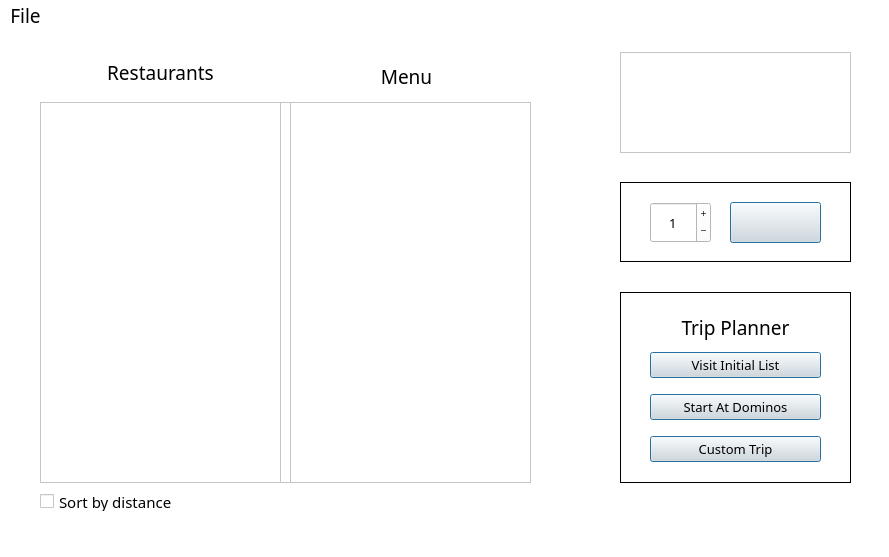
DannyCamacho/SaddlebackEats, file mainwindow.ui: the form before one commit.
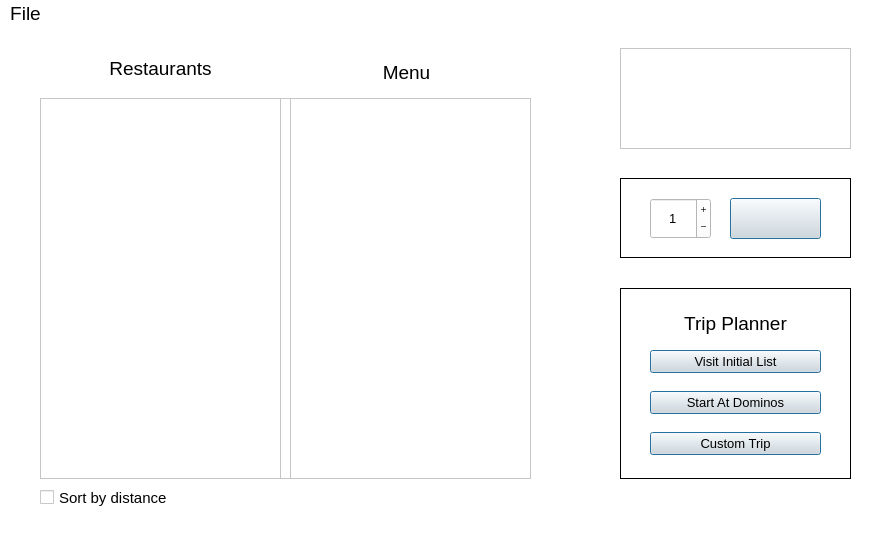
The form after the commit. Icons and pictures are not drawn.

Commit message: addition on window logo

Patch:
```diff
--- a/mainwindow.ui
+++ b/mainwindow.ui
@@ -68,11 +68,11 @@
       </brush>
      </colorrole>
      <colorrole role="PlaceholderText">
-      <brush brushstyle="NoBrush">
-       <color alpha="128">
-        <red>208</red>
-        <green>208</green>
-        <blue>208</blue>
+      <brush brushstyle="SolidPattern">
+       <color alpha="255">
+        <red>0</red>
+        <green>0</green>
+        <blue>0</blue>
        </color>
       </brush>
      </colorrole>
@@ -133,8 +133,8 @@
       </brush>
      </colorrole>
      <colorrole role="PlaceholderText">
-      <brush brushstyle="NoBrush">
-       <color alpha="128">
+      <brush brushstyle="SolidPattern">
+       <color alpha="255">
         <red>0</red>
         <green>0</green>
         <blue>0</blue>
@@ -198,11 +198,11 @@
       </brush>
      </colorrole>
      <colorrole role="PlaceholderText">
-      <brush brushstyle="NoBrush">
-       <color alpha="128">
-        <red>208</red>
-        <green>208</green>
-        <blue>208</blue>
+      <brush brushstyle="SolidPattern">
+       <color alpha="255">
+        <red>0</red>
+        <green>0</green>
+        <blue>0</blue>
        </color>
       </brush>
      </colorrole>
@@ -211,7 +211,6 @@
   </property>
   <property name="font">
    <font>
-    <family>Bahnschrift</family>
     <pointsize>14</pointsize>
    </font>
   </property>
@@ -324,11 +323,11 @@
         </brush>
        </colorrole>
        <colorrole role="PlaceholderText">
-        <brush brushstyle="NoBrush">
-         <color alpha="128">
-          <red>208</red>
-          <green>208</green>
-          <blue>208</blue>
+        <brush brushstyle="SolidPattern">
+         <color alpha="255">
+          <red>0</red>
+          <green>0</green>
+          <blue>0</blue>
          </color>
         </brush>
        </colorrole>
@@ -407,8 +406,8 @@
         </brush>
        </colorrole>
        <colorrole role="PlaceholderText">
-        <brush brushstyle="NoBrush">
-         <color alpha="128">
+        <brush brushstyle="SolidPattern">
+         <color alpha="255">
           <red>0</red>
           <green>0</green>
           <blue>0</blue>
@@ -490,11 +489,11 @@
         </brush>
        </colorrole>
        <colorrole role="PlaceholderText">
-        <brush brushstyle="NoBrush">
-         <color alpha="128">
-          <red>208</red>
-          <green>208</green>
-          <blue>208</blue>
+        <brush brushstyle="SolidPattern">
+         <color alpha="255">
+          <red>0</red>
+          <green>0</green>
+          <blue>0</blue>
          </color>
         </brush>
        </colorrole>
@@ -503,7 +502,6 @@
     </property>
     <property name="font">
      <font>
-      <family>Bahnschrift</family>
       <pointsize>11</pointsize>
      </font>
     </property>
@@ -550,7 +548,6 @@
      </property>
      <property name="font">
       <font>
-       <family>Bahnschrift</family>
        <pointsize>11</pointsize>
       </font>
      </property>
@@ -621,7 +618,6 @@
      </property>
      <property name="font">
       <font>
-       <family>Bahnschrift</family>
        <pointsize>11</pointsize>
       </font>
      </property>
@@ -719,7 +715,6 @@
      </property>
      <property name="font">
       <font>
-       <family>Bahnschrift</family>
        <pointsize>14</pointsize>
       </font>
      </property>
@@ -745,7 +740,6 @@
      </property>
      <property name="font">
       <font>
-       <family>Bahnschrift</family>
        <pointsize>14</pointsize>
       </font>
      </property>
@@ -794,7 +788,6 @@
        <widget class="QPushButton" name="pushButton">
         <property name="font">
          <font>
-          <family>Bahnschrift</family>
           <pointsize>10</pointsize>
          </font>
         </property>
@@ -821,7 +814,6 @@
        <widget class="QPushButton" name="pushButton_2">
         <property name="font">
          <font>
-          <family>Bahnschrift</family>
           <pointsize>10</pointsize>
          </font>
         </property>
@@ -847,7 +839,6 @@
        <widget class="QPushButton" name="pushButton_3">
         <property name="font">
          <font>
-          <family>Bahnschrift</family>
           <pointsize>10</pointsize>
          </font>
         </property>
@@ -882,7 +873,6 @@
      </property>
      <property name="font">
       <font>
-       <family>Bahnschrift</family>
        <pointsize>14</pointsize>
       </font>
      </property>
@@ -928,7 +918,6 @@
      </property>
      <property name="font">
       <font>
-       <family>Bahnschrift</family>
        <pointsize>10</pointsize>
       </font>
      </property>
@@ -1006,12 +995,11 @@
      <x>0</x>
      <y>0</y>
      <width>889</width>
-     <height>28</height>
+     <height>21</height>
     </rect>
    </property>
    <property name="font">
     <font>
-     <family>Bahnschrift</family>
      <pointsize>14</pointsize>
     </font>
    </property>
@@ -1039,7 +1027,6 @@
     </property>
     <property name="font">
      <font>
-      <family>Bahnschrift</family>
       <pointsize>14</pointsize>
      </font>
     </property>
```
Left out of the diff: 12 changed lines with no effect on the pictures. The commit also changes 5 other files.
